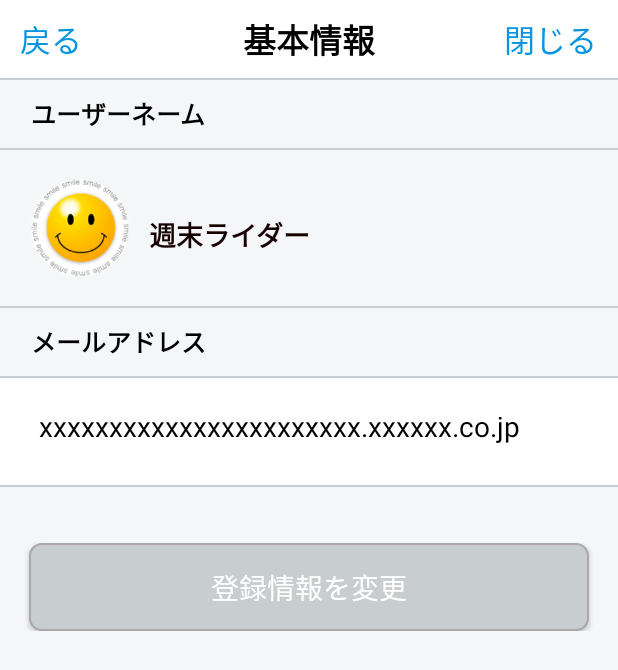
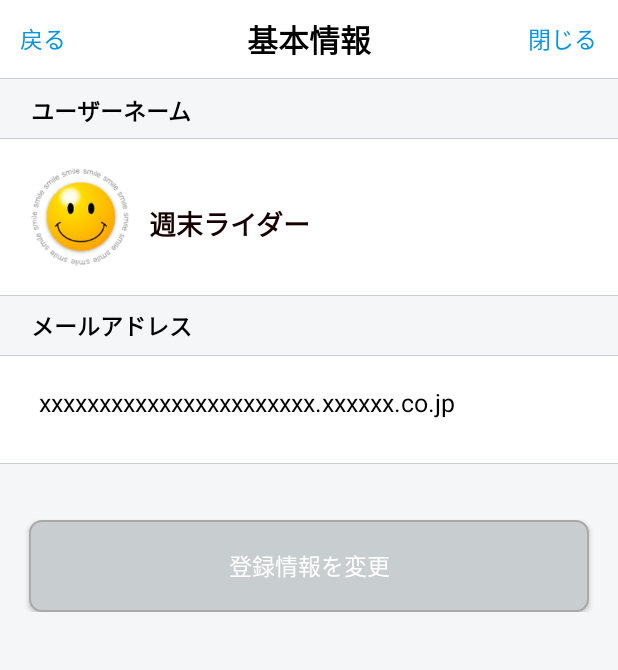
Before and after one commit to dienanh2210/TDAndroid, an Android app: the BasicInfoActivity screen opened directly, with no data from a screen before it, on a phone screen of 412 x 824 dp. Shown: the top 670 px of the screen. Run offline under Robolectric (Android 15) with nearby library versions, the phone set to English and light mode, and no system bars; our stand-ins replace ButterKnife, Picasso, Volley, sdp/ssp sizes; libraries missing offline, so code that uses them is left out: com.facebook, com.facebook.login, com.linecorp.linesdk, com.twitter.sdk; network calls fail; pictures from the network do not load; 3 statements that could not run were skipped.

Commit message:
fix size

```diff
--- a/app/src/main/java/vn/javis/tourde/fragment/LoginFragment.java
+++ b/app/src/main/java/vn/javis/tourde/fragment/LoginFragment.java
@@ -390,6 +390,7 @@ public class LoginFragment extends BaseFragment implements LoginView,RenewPasswo
 
                     } else {
                         Log.d(edt_emaillogin.toString(), edt_passwordlogin.toString() + "error");
+                        Toast.makeText( getContext(),"エラーメッセージ",Toast.LENGTH_LONG ).show();
                     }
 
                 }
--- a/app/src/main/java/vn/javis/tourde/fragment/RegisterFragment.java
+++ b/app/src/main/java/vn/javis/tourde/fragment/RegisterFragment.java
@@ -222,6 +222,7 @@ public class RegisterFragment extends BaseFragment implements View.OnClickListen
 
                     } else {
                         Log.d(edt_email.toString(), edt_password.toString() + "error");
+                        Toast.makeText( getContext(),"エラーメッセージ",Toast.LENGTH_LONG ).show();
                     }
 
                 }
--- /dev/null
+++ b/app/src/main/res/anim/rotate_up.xml
@@ -0,0 +1,17 @@
+<?xml version="1.0" encoding="UTF-8"?>
+
+    <set android:interpolator="@android:anim/linear_interpolator" android:fillAfter="true" xmlns:android="http://schemas.android.com/apk/res/android">
+
+    <alpha android:interpolator="@android:anim/accelerate_interpolator" android:repeatMode="reverse" android:duration="500" android:toAlpha="1.0" android:fromAlpha="0.0"/>
+
+    <rotate android:interpolator="@android:anim/linear_interpolator"
+        android:repeatCount="1"
+        android:repeatMode="reverse"
+        android:duration="100"
+        android:toDegrees="10"
+        android:startOffset="0"
+        android:pivotY="50%"
+        android:pivotX="50%"
+        android:fromDegrees="0"/>
+
+</set>
--- /dev/null
+++ b/app/src/main/res/anim/rotate_up_in.xml
@@ -0,0 +1,7 @@
+<?xml version="1.0" encoding="UTF-8"?>
+
+    <set xmlns:android="http://schemas.android.com/apk/res/android">
+
+    <translate android:repeatMode="reverse" android:repeatCount="1" android:duration="100" android:toYDelta="0" android:fromYDelta="50%"/>
+
+</set>
--- a/app/src/main/res/layout/activity_basic_info.xml
+++ b/app/src/main/res/layout/activity_basic_info.xml
@@ -27,7 +27,7 @@
                 android:layout_marginStart="@dimen/_10ssp"
                 android:text="@string/Back"
                 android:textColor="@color/search_course_color_close_text"
-                android:textSize="@dimen/_16sdp" />
+                android:textSize="@dimen/_12sdp" />
 
             <TextView
                 android:id="@+id/tv_close_basicInfo"
@@ -41,7 +41,7 @@
                 android:paddingStart="@dimen/_1sdp"
                 android:text="@string/search_course_close"
                 android:textColor="@color/search_course_color_close_text"
-                android:textSize="@dimen/_16sdp" />
+                android:textSize="@dimen/_12sdp" />
 
             <TextView
                 android:id="@+id/topic_title"
@@ -50,7 +50,7 @@
                 android:layout_centerInParent="true"
                 android:text="@string/basic_info_title"
                 android:textColor="@android:color/black"
-                android:textSize="@dimen/_17ssp"
+                android:textSize="@dimen/_16sdp"
                 android:textStyle="bold" />
         </RelativeLayout>
 
@@ -58,7 +58,7 @@
 
         <RelativeLayout
             android:layout_width="match_parent"
-            android:layout_height="@dimen/_35sdp"
+            android:layout_height="@dimen/_30sdp"
             android:background="@color/search_course_color_title_background">
 
             <TextView
@@ -69,7 +69,7 @@
                 android:layout_marginTop="@dimen/_15sdp"
                 android:text="@string/TextNameBasic"
                 android:textColor="@android:color/black"
-                android:textSize="@dimen/_13sdp"
+                android:textSize="@dimen/_12sdp"
                 android:textStyle="bold" />
         </RelativeLayout>
 
@@ -77,6 +77,7 @@
 
         <RelativeLayout
             android:layout_width="match_parent"
+            android:background="@color/White"
             android:layout_height="@dimen/_80sdp">
 
             <ImageView
@@ -117,7 +118,7 @@
 
         <RelativeLayout
             android:layout_width="match_parent"
-            android:layout_height="@dimen/_35sdp"
+            android:layout_height="@dimen/_30sdp"
             android:background="@color/search_course_color_title_background">
 
             <TextView
@@ -127,7 +128,7 @@
                 android:layout_marginStart="@dimen/_16sdp"
                 android:text="@string/UserEmail"
                 android:textColor="@android:color/black"
-                android:textSize="@dimen/_13sdp"
+                android:textSize="@dimen/_12sdp"
                 android:textStyle="bold" />
         </RelativeLayout>
 
@@ -147,7 +148,7 @@
                 android:paddingTop="@dimen/_15sdp"
                 android:text="@string/hint_email_basicinfo"
                 android:textColor="@android:color/black"
-                android:textSize="@dimen/dimen25" />
+                android:textSize="@dimen/_13sdp" />
         </RelativeLayout>
 
         <include layout="@layout/item_divider" />
@@ -155,7 +156,7 @@
         <android.support.v7.widget.AppCompatButton
             android:id="@+id/appCompatButtonLogin"
             android:layout_width="match_parent"
-            android:layout_height="@dimen/_45sdp"
+            android:layout_height="@dimen/_47sdp"
             android:layout_marginLeft="@dimen/_15sdp"
             android:layout_marginRight="@dimen/_15sdp"
             android:layout_marginTop="@dimen/dimen50"
@@ -163,7 +164,7 @@
             android:text="@string/ButtonBasic"
             android:textAlignment="center"
             android:textColor="@color/backgroud"
-            android:textSize="@dimen/dimen25" />
+            android:textSize="@dimen/_12sdp" />
     </LinearLayout>
 
 
--- a/app/src/main/res/layout/check_point_fragment.xml
+++ b/app/src/main/res/layout/check_point_fragment.xml
@@ -72,7 +72,7 @@
                     android:layout_alignParentTop="true"
                     android:layout_centerHorizontal="true"
                     android:layout_marginTop="@dimen/_65sdp"
-                    android:background="@drawable/icon_check_star" />
+                    />
 
 
                 <TextView
--- a/app/src/main/res/layout/item_divider.xml
+++ b/app/src/main/res/layout/item_divider.xml
@@ -1,6 +1,6 @@
 <?xml version="1.0" encoding="utf-8"?>
     <ImageView xmlns:android="http://schemas.android.com/apk/res/android"
         android:layout_width="match_parent"
-        android:layout_height="@dimen/_1sdp"
-        android:contentDescription="@string/line_description"
+        android:layout_height=".3dp"
+        android:contentDescription= "@string/line_description"
         android:background="@color/search_course_color_divider_background" />
```
Also changed, not shown: app/src/main/java/vn/javis/tourde/fragment/CheckPointFragment.java (+29 -12 lines), app/src/main/res/layout/activity_age_fragment.xml (+4 -4 lines), app/src/main/res/layout/activity_login_view.xml (+21 -21 lines), app/src/main/res/layout/activity_menu_page.xml (+19 -19 lines).
